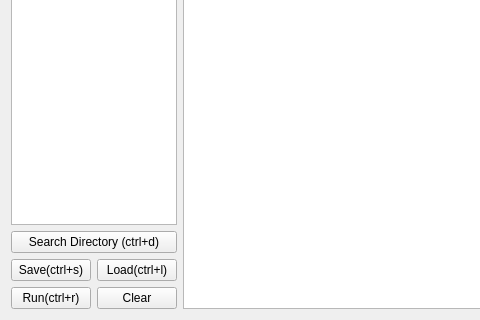
The window that gui/ScriptWindows.ui (seounghun-chung/4uwingnet) describes before a commit, drawn with Qt 5; both pictures show x 0 to 480 and y 299 to 619 of the 740 by 619 pixel window.
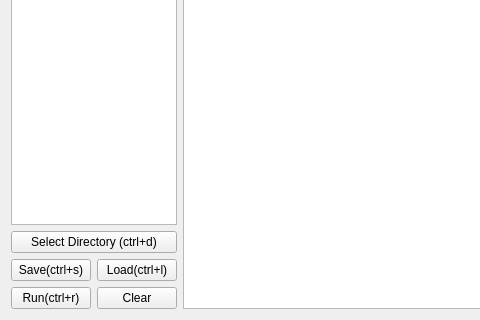
The same window after the commit. Custom widgets are drawn as their Qt base class.

Commit message: [pytool] build script chnage

The edit to the form file:
```diff
--- a/gui/ScriptWindows.ui
+++ b/gui/ScriptWindows.ui
@@ -69,7 +69,7 @@
        <item>
         <widget class="QPushButton" name="pushButton_5">
          <property name="text">
-          <string>Search Directory (ctrl+d)</string>
+          <string>Select Directory (ctrl+d)</string>
          </property>
          <property name="shortcut">
           <string>Ctrl+D</string>
```
The commit also changes 2 other files.
